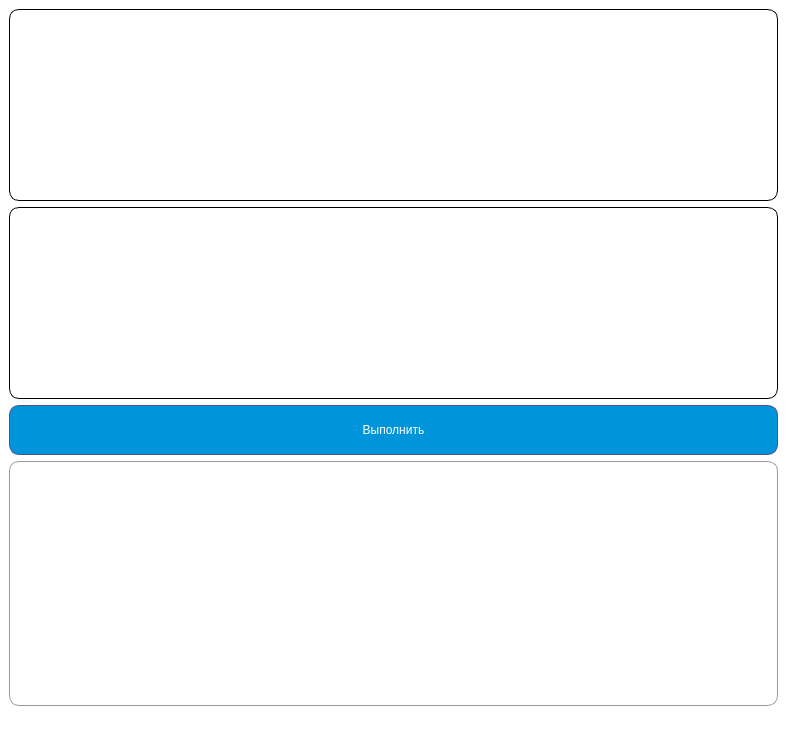
Old version of the form methods_interface_qt/ui/design.ui in the repository ksieuk/MAI_minimization_methods.
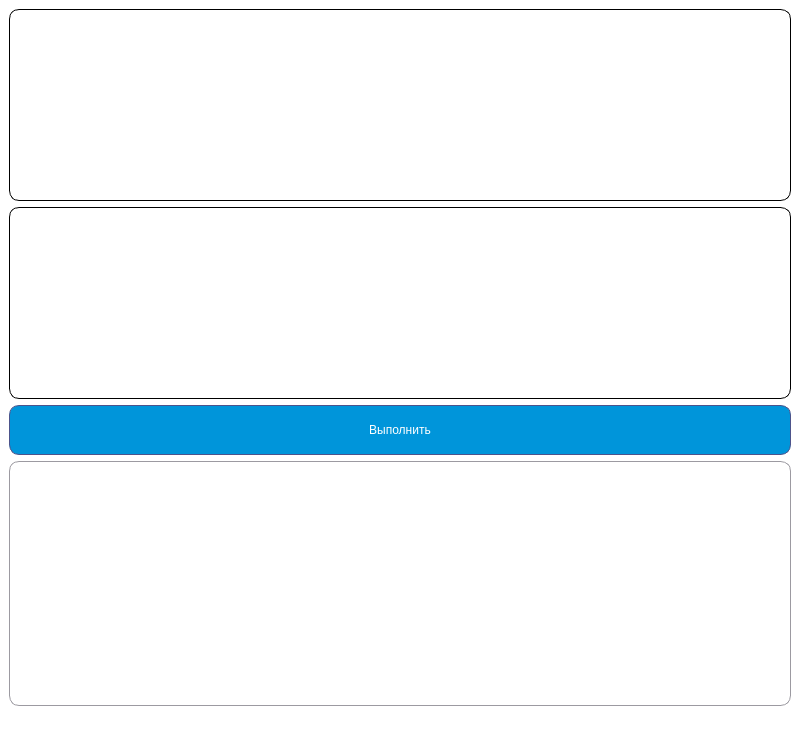
New version of the form. Icons and pictures are not drawn.

```diff
--- a/methods_interface_qt/ui/design.ui
+++ b/methods_interface_qt/ui/design.ui
@@ -6,7 +6,7 @@
    <rect>
     <x>0</x>
     <y>0</y>
-    <width>787</width>
+    <width>800</width>
     <height>735</height>
    </rect>
   </property>
@@ -101,6 +101,9 @@
    <layout class="QVBoxLayout" name="verticalLayout" stretch="0,0,0,1,1">
     <item>
      <widget class="QListWidget" name="list_methods">
+      <property name="enabled">
+       <bool>true</bool>
+      </property>
       <property name="font">
        <font>
         <family>Fira Sans</family>
```
